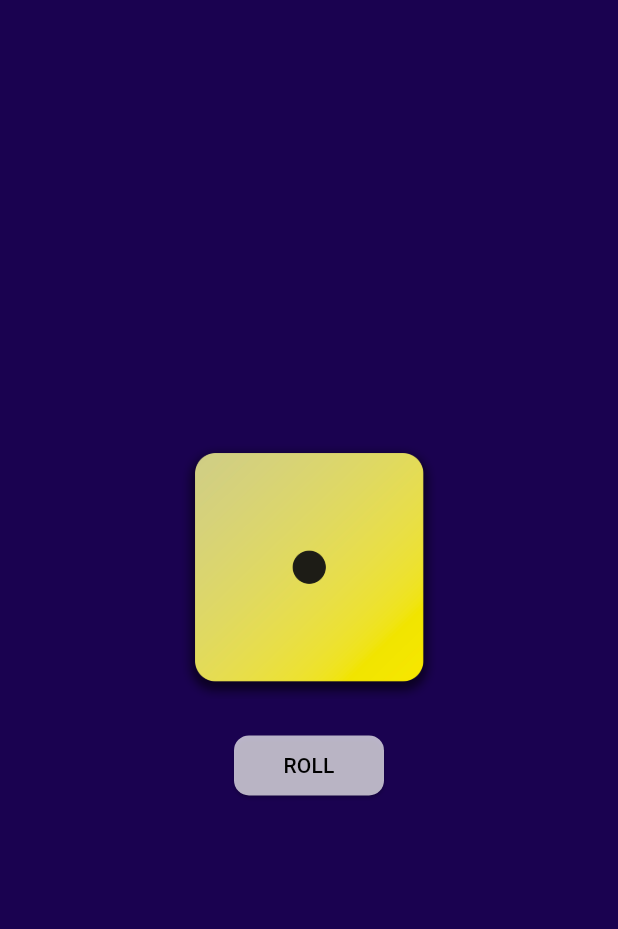
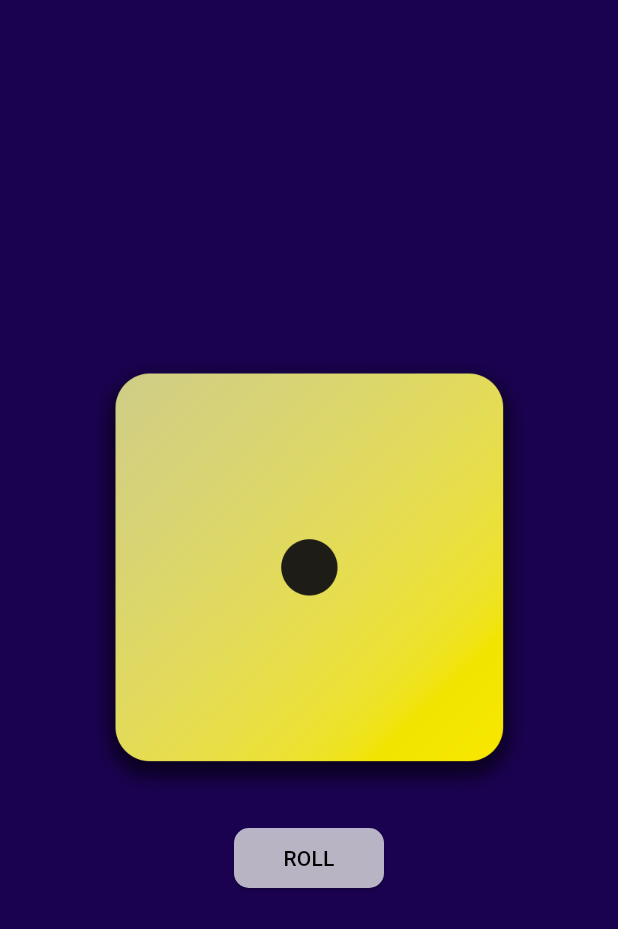
Before and after one commit to neo-0007/GDG-Flutter-Workshop, a Flutter app: the screen it shows after launch, on a phone screen of 412 x 824 dp. Shown: the top 929 px of the screen. Run offline on Flutter 3.47's test engine with Material 3 defaults, Android fonts, the phone set to English and light mode, and no system bars.

Commit message:
fix:fix placement of dice using center widget in place of padding

```diff
--- a/dice_roller/lib/pages/dice_roller_page.dart
+++ b/dice_roller/lib/pages/dice_roller_page.dart
@@ -22,10 +22,8 @@ class _DiceRollerPageState extends State<DiceRollerPage> {
 
   @override
   Widget build(BuildContext context) {
-    double screenWidth = MediaQuery.sizeOf(context).width;
 
-    return Padding(
-      padding: EdgeInsets.symmetric(horizontal: screenWidth/3.5, vertical: 0),
+    return Center(
       child: Column(
         mainAxisAlignment: MainAxisAlignment.center,
         children: [
```
